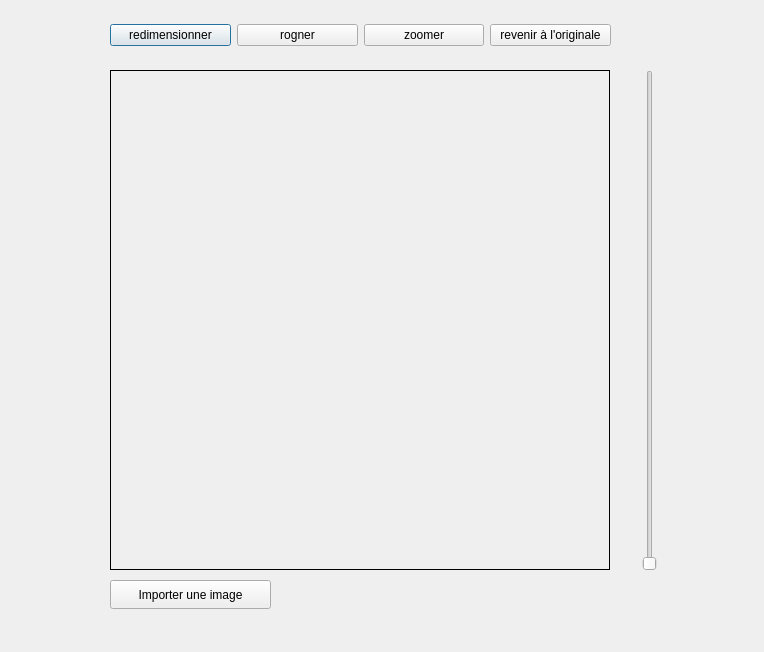
BlackFox3000/M1-IHM-Project, file projet/editionimagewindow.ui: the form before one commit.
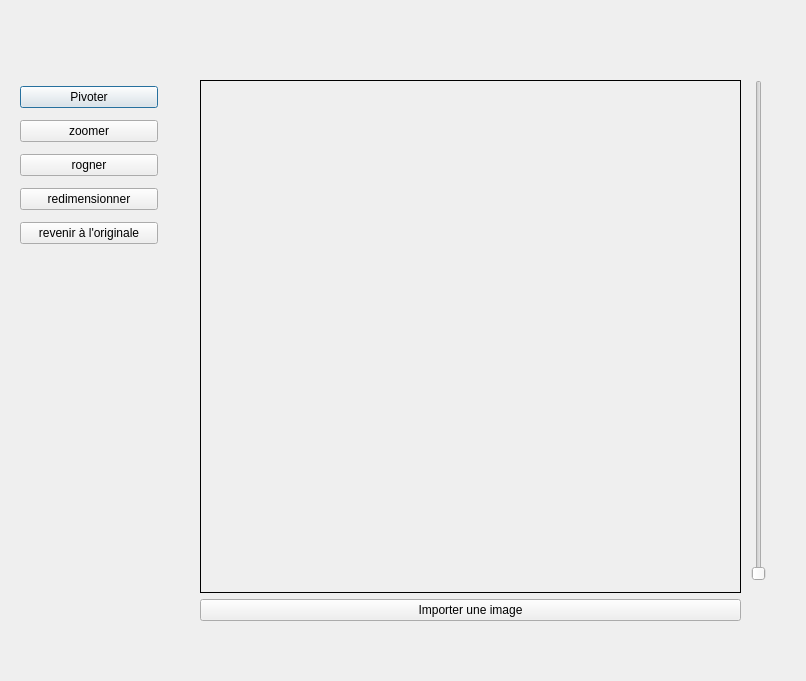
The form after the commit.

```diff
--- a/projet/editionimagewindow.ui
+++ b/projet/editionimagewindow.ui
@@ -6,8 +6,8 @@
    <rect>
     <x>0</x>
     <y>0</y>
-    <width>764</width>
-    <height>652</height>
+    <width>806</width>
+    <height>681</height>
    </rect>
   </property>
   <property name="windowTitle">
@@ -16,24 +16,17 @@
   <widget class="QWidget" name="layoutWidget">
    <property name="geometry">
     <rect>
-     <x>110</x>
-     <y>20</y>
-     <width>501</width>
-     <height>31</height>
+     <x>20</x>
+     <y>80</y>
+     <width>138</width>
+     <height>175</height>
     </rect>
    </property>
-   <layout class="QHBoxLayout" name="horizontalLayout">
+   <layout class="QVBoxLayout" name="verticalLayout_2">
     <item>
-     <widget class="QPushButton" name="resize_btn">
+     <widget class="QPushButton" name="pivoter_btn">
       <property name="text">
-       <string>redimensionner</string>
-      </property>
-     </widget>
-    </item>
-    <item>
-     <widget class="QPushButton" name="crop_btn">
-      <property name="text">
-       <string>rogner</string>
+       <string>Pivoter</string>
       </property>
      </widget>
     </item>
@@ -44,6 +37,20 @@
       </property>
      </widget>
     </item>
+    <item>
+     <widget class="QPushButton" name="crop_btn">
+      <property name="text">
+       <string>rogner</string>
+      </property>
+     </widget>
+    </item>
+    <item>
+     <widget class="QPushButton" name="resize_btn">
+      <property name="text">
+       <string>redimensionner</string>
+      </property>
+     </widget>
+    </item>
     <item>
      <widget class="QPushButton" name="reset_btn">
       <property name="text">
@@ -53,25 +60,12 @@
     </item>
    </layout>
   </widget>
-  <widget class="QPushButton" name="btn_img">
-   <property name="geometry">
-    <rect>
-     <x>110</x>
-     <y>580</y>
-     <width>161</width>
-     <height>29</height>
-    </rect>
-   </property>
-   <property name="text">
-    <string>Importer une image</string>
-   </property>
-  </widget>
   <widget class="QSlider" name="zoomSlider">
    <property name="geometry">
     <rect>
-     <x>640</x>
-     <y>70</y>
-     <width>20</width>
+     <x>750</x>
+     <y>80</y>
+     <width>18</width>
      <height>501</height>
     </rect>
    </property>
@@ -82,21 +76,38 @@
     <enum>Qt::Vertical</enum>
    </property>
   </widget>
-  <widget class="QLabel" name="edit_label">
+  <widget class="QWidget" name="">
    <property name="geometry">
     <rect>
-     <x>110</x>
-     <y>70</y>
-     <width>500</width>
-     <height>500</height>
+     <x>200</x>
+     <y>80</y>
+     <width>541</width>
+     <height>541</height>
     </rect>
    </property>
-   <property name="frameShape">
-    <enum>QFrame::Box</enum>
-   </property>
-   <property name="text">
-    <string/>
-   </property>
+   <layout class="QVBoxLayout" name="verticalLayout">
+    <item>
+     <layout class="QHBoxLayout" name="horizontalLayout_2">
+      <item>
+       <widget class="QLabel" name="edit_label">
+        <property name="frameShape">
+         <enum>QFrame::Box</enum>
+        </property>
+        <property name="text">
+         <string/>
+        </property>
+       </widget>
+      </item>
+     </layout>
+    </item>
+    <item>
+     <widget class="QPushButton" name="btn_img">
+      <property name="text">
+       <string>Importer une image</string>
+      </property>
+     </widget>
+    </item>
+   </layout>
   </widget>
  </widget>
  <resources/>
```
